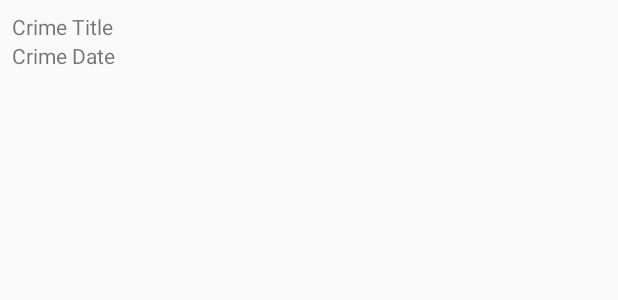
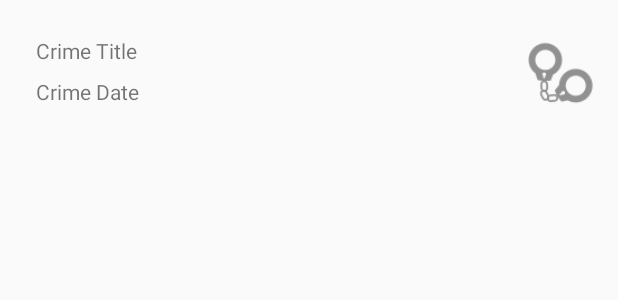
Before and after one commit to Nizar4790k/CriminalIntent, an Android app: the layout list_item_crime.xml on its own in the app's theme, with its tools: preview values and no code run, on a phone screen of 412 x 824 dp. Shown: the top 300 px of the screen. Run offline under Robolectric (Android 15) with nearby library versions, the phone set to English and light mode, and no system bars.

Commit message:
added a ImageView

```diff
--- a/app/src/main/res/layout/list_item_crime.xml
+++ b/app/src/main/res/layout/list_item_crime.xml
@@ -1,26 +1,57 @@
-
-<LinearLayout
-    xmlns:android="http://schemas.android.com/apk/res/android"
+<android.support.constraint.ConstraintLayout xmlns:android="http://schemas.android.com/apk/res/android"
+    xmlns:app="http://schemas.android.com/apk/res-auto"
+    xmlns:tools="http://schemas.android.com/tools"
+    android:id="@+id/linearLayout"
     android:layout_width="match_parent"
     android:layout_height="wrap_content"
     android:orientation="vertical"
-    android:padding="8dp" >
+    android:padding="8dp">
 
     <TextView
         android:id="@id/crime_title"
-        android:layout_width="match_parent"
+        android:layout_width="0dp"
         android:layout_height="wrap_content"
+        android:layout_marginStart="16dp"
+
+        android:layout_marginTop="16dp"
+        android:layout_marginEnd="8dp"
         android:text="@string/crime_title"
-
-        />
+        app:layout_constraintEnd_toStartOf="@+id/imageView3"
+        app:layout_constraintStart_toStartOf="parent"
+        app:layout_constraintTop_toTopOf="parent"
+        tools:layout_conversion_absoluteHeight="19dp"
+        tools:layout_conversion_absoluteWidth="395dp"
+        tools:layout_conversion_wrapHeight="50"
+        tools:layout_conversion_wrapWidth="181" />
 
     <TextView
         android:id="@id/crime_date"
-        android:layout_width="match_parent"
+        android:layout_width="0dp"
         android:layout_height="wrap_content"
+        android:layout_marginStart="16dp"
+
+        android:layout_marginTop="8dp"
+        android:layout_marginEnd="8dp"
         android:text="@string/crime_date"
+        app:layout_constraintEnd_toStartOf="@+id/imageView3"
+        app:layout_constraintStart_toStartOf="parent"
+        app:layout_constraintTop_toBottomOf="@+id/crime_title"
+        tools:layout_conversion_absoluteHeight="19dp"
+        tools:layout_conversion_absoluteWidth="395dp"
+        tools:layout_conversion_wrapHeight="50"
+        tools:layout_conversion_wrapWidth="185" />
 
-        />
+    <ImageView
+        android:id="@+id/imageView3"
+        android:layout_width="44dp"
+        android:layout_height="65dp"
+        android:layout_marginTop="8dp"
+        android:layout_marginEnd="8dp"
+        android:layout_marginBottom="8dp"
+        app:layout_constraintBottom_toBottomOf="parent"
+        app:layout_constraintEnd_toEndOf="parent"
+        app:layout_constraintTop_toTopOf="parent"
+        app:srcCompat="@drawable/ic_solved" />
 
 
-</LinearLayout>
+</android.support.constraint.ConstraintLayout>
--- /dev/null
+++ b/app/src/main/res/values-w820dp/dimens.xml
@@ -0,0 +1,6 @@
+<resources>
+    <!-- Example customization of dimensions originally defined in res/values/dimens.xml
+         (such as screen margins) for screens with more than 820dp of available width. This
+         would include 7" and 10" devices in landscape (~960dp and ~1280dp respectively). -->
+    <dimen name="activity_horizontal_margin">64dp</dimen>
+</resources>
--- /dev/null
+++ b/app/src/main/res/values/dimens.xml
@@ -0,0 +1,5 @@
+<resources>
+    <!-- Default screen margins, per the Android Design guidelines. -->
+    <dimen name="activity_horizontal_margin">16dp</dimen>
+    <dimen name="activity_vertical_margin">16dp</dimen>
+</resources>
```
Also changed, not shown: app/src/main/res/drawable-hdpi/ic_solved.png (added), app/src/main/res/drawable-mdpi/ic_solved.png (added), app/src/main/res/drawable-xhdpi/ic_solved.png (added), app/src/main/res/drawable-xxhdpi/ic_solved.png (added), app/src/main/res/drawable-xxxhdpi/ic_solved.png (added).
